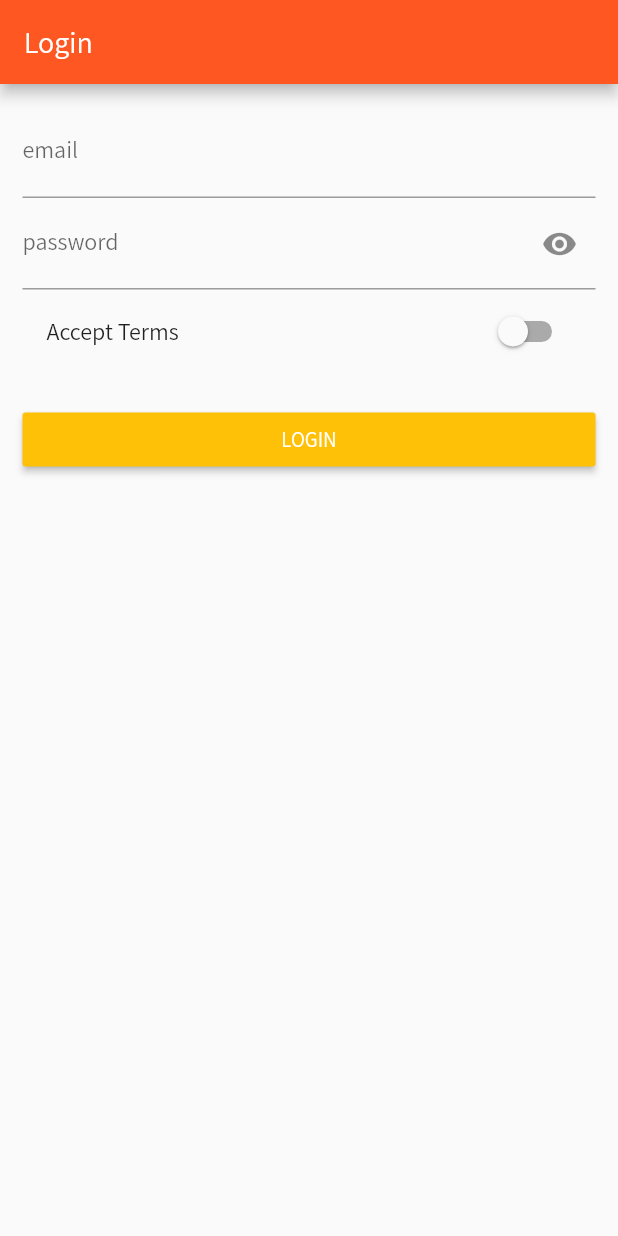
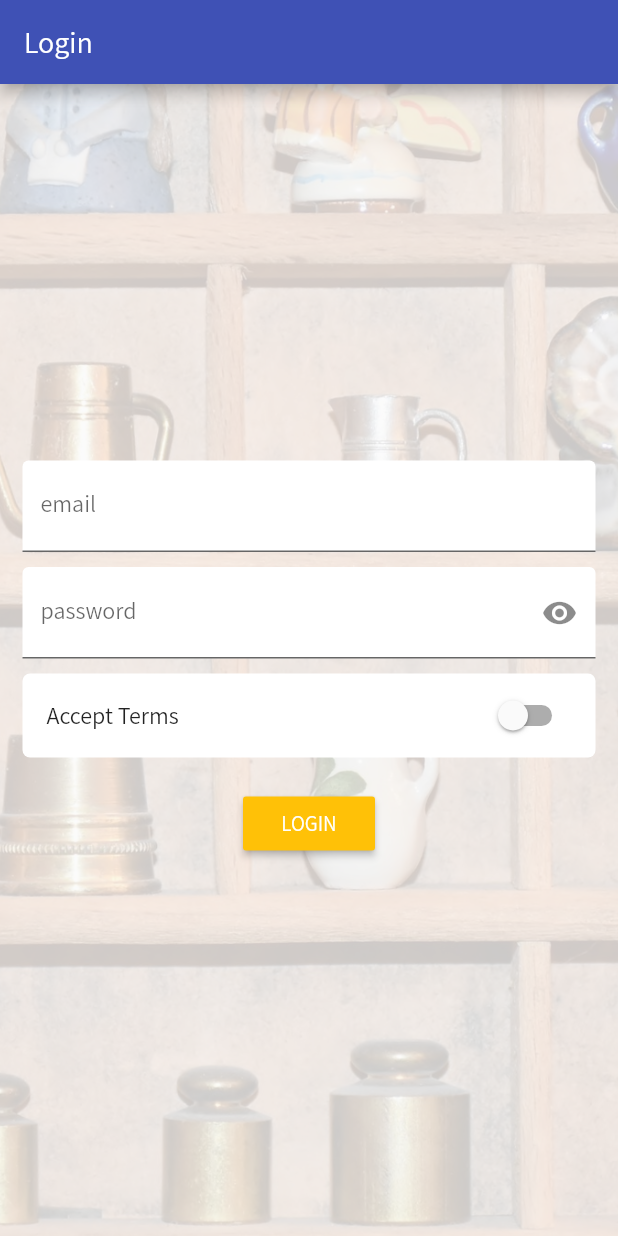
Before and after one commit to jar0m1r/flutplayground, a Flutter app: the screen it shows after launch, on a phone screen of 412 x 824 dp. Run offline on Flutter 3.47's test engine with Material 2 defaults, Android fonts, the phone set to English and light mode, and no system bars.

Commit message:
Add IconButtons and Auth Layout

```diff
--- a/lib/main.dart
+++ b/lib/main.dart
@@ -43,6 +43,7 @@ class _MyAppState extends State<MyApp>{
           brightness: Brightness.light,
           primarySwatch: Colors.deepOrange,
           accentColor: Colors.amber,
+          primaryColor: Colors.indigo,
           fontFamily: 'Assistant'
         ),
       //home: AuthPage(),
--- a/lib/pages/auth.dart
+++ b/lib/pages/auth.dart
@@ -21,13 +21,24 @@ class AuthPageState extends State<AuthPage>{
         title: Text('Login')
       ),
       body: Container(
-        margin: EdgeInsets.all(15.0),
-        child: ListView(
+        decoration: BoxDecoration(
+          image: DecorationImage(
+            image: AssetImage('assets/background.jpg'),
+            fit: BoxFit.cover,
+            colorFilter: ColorFilter.mode(Colors.black.withOpacity(0.2), BlendMode.dstATop)
+            )
+        ),
+        padding: EdgeInsets.all(15.0),
+        child: Center(
+          child: SingleChildScrollView(
+            child: Column(
               children: <Widget>[
                 TextField(
                   keyboardType: TextInputType.emailAddress,
                   decoration: InputDecoration(
-                labelText: 'email'
+                    labelText: 'email',
+                    fillColor: Colors.white,
+                    filled: true
                   ),
                   onChanged: (String value){
                     setState((){
@@ -35,6 +46,7 @@ class AuthPageState extends State<AuthPage>{
                     });
                   }
                 ),
+                SizedBox(height: 10.0),
                 TextField(
                   obscureText: !_showPAssword,
                   decoration: InputDecoration(
@@ -46,7 +58,9 @@ class AuthPageState extends State<AuthPage>{
                         });
                       }
                     ),
-                labelText: 'password'
+                    labelText: 'password',
+                    fillColor: Colors.white,
+                    filled: true
                   ),
                   onChanged: (String value){
                     setState((){
@@ -54,7 +68,13 @@ class AuthPageState extends State<AuthPage>{
                     });
                   }
                 ),
-            SwitchListTile(
+                SizedBox(height: 10.0),
+                DecoratedBox(
+                  decoration: BoxDecoration(
+                    color: Colors.white,
+                    borderRadius: BorderRadius.circular(5.0)
+                  ),
+                  child: SwitchListTile(
                     title: Text('Accept Terms'),
                     value: _acceptTerms,
                     onChanged: (bool value){
@@ -62,6 +82,7 @@ class AuthPageState extends State<AuthPage>{
                         _acceptTerms = value;
                       });
                     }
+                  ),
                 ),
                 SizedBox(height: 20.0),
                 RaisedButton(
@@ -78,6 +99,8 @@ class AuthPageState extends State<AuthPage>{
                 )
               ]
             ),
+          ),
+        ),
       )
     );
   }
--- a/lib/pages/products_drawer.dart
+++ b/lib/pages/products_drawer.dart
@@ -11,18 +11,21 @@ class ProductsDrawer extends StatelessWidget {
               title: Text('Go to ...')
             ),
             ListTile(
+              leading: Icon(Icons.edit),
               title: Text('Manage Products', style: TextStyle(fontSize: 16.0),),
               onTap: (){
                 Navigator.pushReplacementNamed(context, '/admin');
               }
             ),
             ListTile(
+              leading: Icon(Icons.list),
               title: Text('List Products', style: TextStyle(fontSize: 16.0)),
               onTap: (){
                 Navigator.pushReplacementNamed(context, '/products');
               }
             ),
             ListTile(
+              leading: Icon(Icons.lock_outline),
               title: Text('login', style: TextStyle(fontSize: 16.0)),
               onTap: (){
                 Navigator.pushReplacementNamed(context, '/');
--- a/pubspec.yaml
+++ b/pubspec.yaml
@@ -28,6 +28,7 @@ flutter:
   # To add assets to your application, add an assets section, like this:
   assets:
     - assets/food.jpg
+    - assets/background.jpg
   #  - images/a_dot_ham.jpeg
 
   # An image asset can refer to one or more resolution-specific "variants", see
```
Also changed, not shown: lib/pages/products.dart (+8 -0 lines), lib/products.dart (+13 -7 lines), assets/background.jpg (added). Lines whose indentation alone changed are shown as unchanged.
